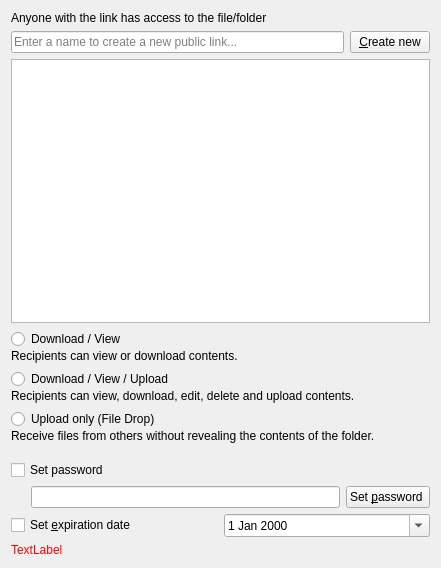
Above: src/gui/sharelinkwidget.ui from nextcloud/desktop before the change. Below: the same form after it.
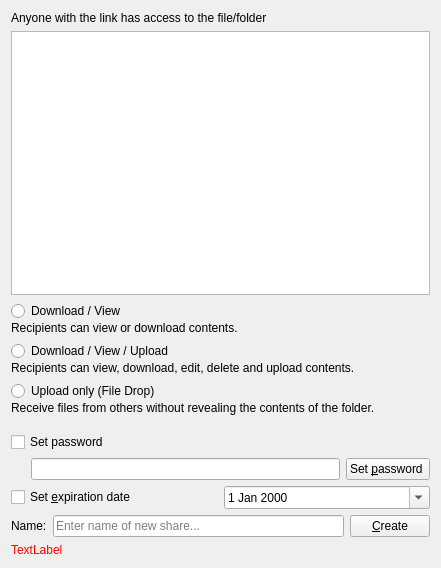
That is the form after the change.

Commit message:
Link shares: Adjust creation flow
The important thing is that, similar to the web link share creation
flow, the share properties can be set before creation is done. This
allows better handling of error conditions. One such condition is the
password policy app restricting valid expire dates.

See owncloud/enterprise#3271

What changed in the file:
```diff
--- a/src/gui/sharelinkwidget.ui
+++ b/src/gui/sharelinkwidget.ui
@@ -27,24 +27,6 @@
      </property>
     </widget>
    </item>
-   <item>
-    <layout class="QHBoxLayout" name="horizontalLayout_create">
-     <item>
-      <widget class="QLineEdit" name="nameLineEdit">
-       <property name="placeholderText">
-        <string>Enter a name to create a new public link...</string>
-       </property>
-      </widget>
-     </item>
-     <item>
-      <widget class="QPushButton" name="createShareButton">
-       <property name="text">
-        <string>&amp;Create new</string>
-       </property>
-      </widget>
-     </item>
-    </layout>
-   </item>
    <item>
     <widget class="QTableWidget" name="linkShares">
      <property name="sizePolicy">
@@ -294,6 +276,45 @@
      </layout>
     </widget>
    </item>
+   <item>
+    <widget class="QWidget" name="create" native="true">
+     <layout class="QHBoxLayout" name="horizontalLayout_create">
+      <property name="leftMargin">
+       <number>0</number>
+      </property>
+      <property name="topMargin">
+       <number>0</number>
+      </property>
+      <property name="rightMargin">
+       <number>0</number>
+      </property>
+      <property name="bottomMargin">
+       <number>0</number>
+      </property>
+      <item>
+       <widget class="QLabel" name="nameLabel">
+        <property name="text">
+         <string>Name:</string>
+        </property>
+       </widget>
+      </item>
+      <item>
+       <widget class="QLineEdit" name="nameLineEdit">
+        <property name="placeholderText">
+         <string>Enter name of new share...</string>
+        </property>
+       </widget>
+      </item>
+      <item>
+       <widget class="QPushButton" name="createShareButton">
+        <property name="text">
+         <string>&amp;Create</string>
+        </property>
+       </widget>
+      </item>
+     </layout>
+    </widget>
+   </item>
    <item>
     <widget class="QLabel" name="errorLabel">
      <property name="sizePolicy">
```
The commit also changes 7 other files.
